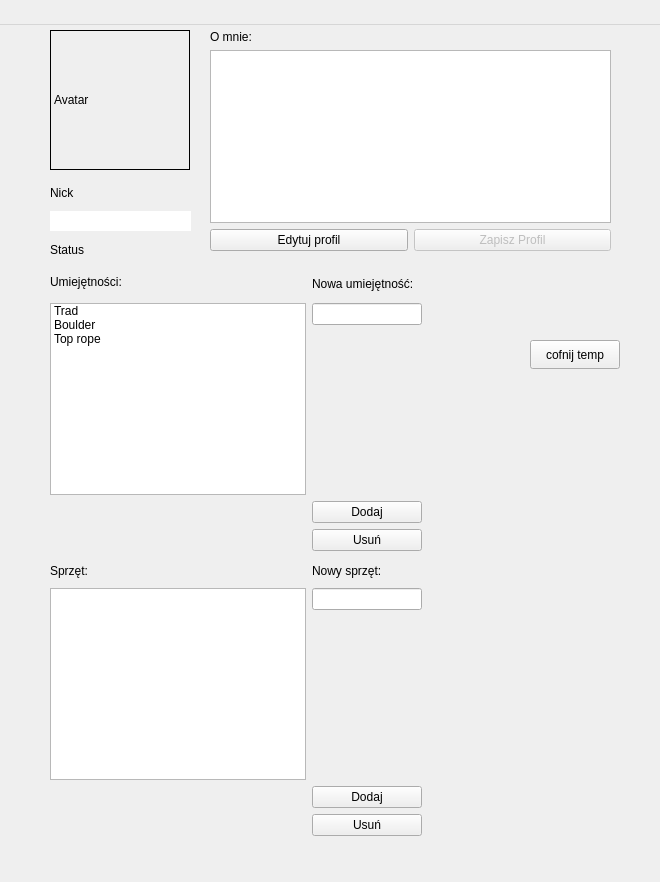
The window that profil.ui (SzaryKarton/Kamyczki-) describes before a commit, drawn with Qt 5.
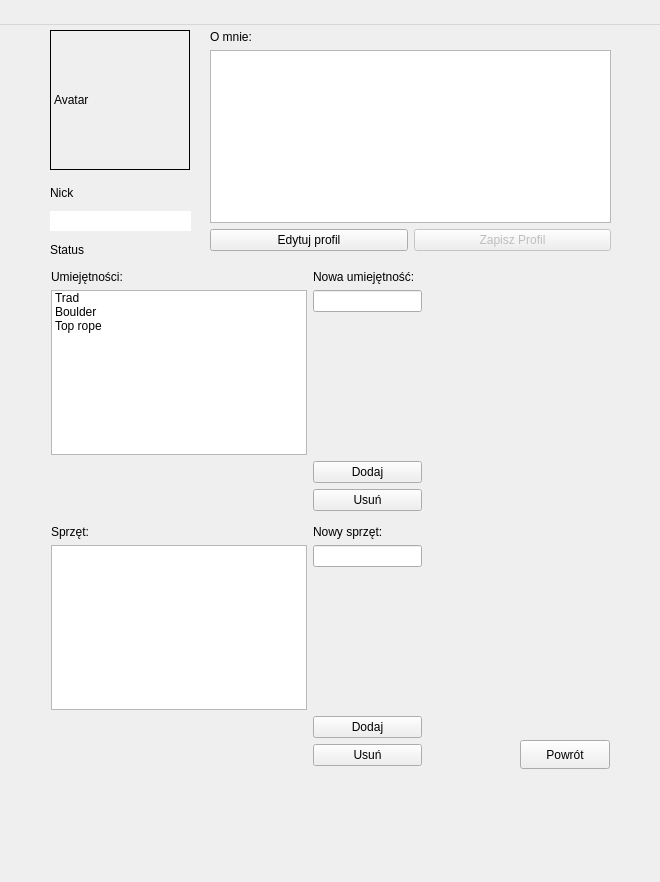
The same window after the commit.

What changed in the file:
```diff
--- a/profil.ui
+++ b/profil.ui
@@ -86,10 +86,10 @@
    <widget class="QWidget" name="layoutWidget">
     <property name="geometry">
      <rect>
-      <x>50</x>
-      <y>560</y>
-      <width>372</width>
-      <height>276</height>
+      <x>51</x>
+      <y>525</y>
+      <width>371</width>
+      <height>241</height>
      </rect>
     </property>
     <layout class="QFormLayout" name="formLayout_2">
@@ -136,10 +136,10 @@
    <widget class="QWidget" name="layoutWidget">
     <property name="geometry">
      <rect>
-      <x>50</x>
+      <x>51</x>
       <y>270</y>
-      <width>372</width>
-      <height>281</height>
+      <width>371</width>
+      <height>241</height>
      </rect>
     </property>
     <layout class="QFormLayout" name="formLayout">
@@ -252,14 +252,14 @@
    <widget class="QPushButton" name="cofnijTemp">
     <property name="geometry">
      <rect>
-      <x>530</x>
-      <y>340</y>
+      <x>520</x>
+      <y>740</y>
       <width>90</width>
       <height>29</height>
      </rect>
     </property>
     <property name="text">
-     <string>cofnij temp</string>
+     <string>Powrót</string>
     </property>
    </widget>
   </widget>
```
